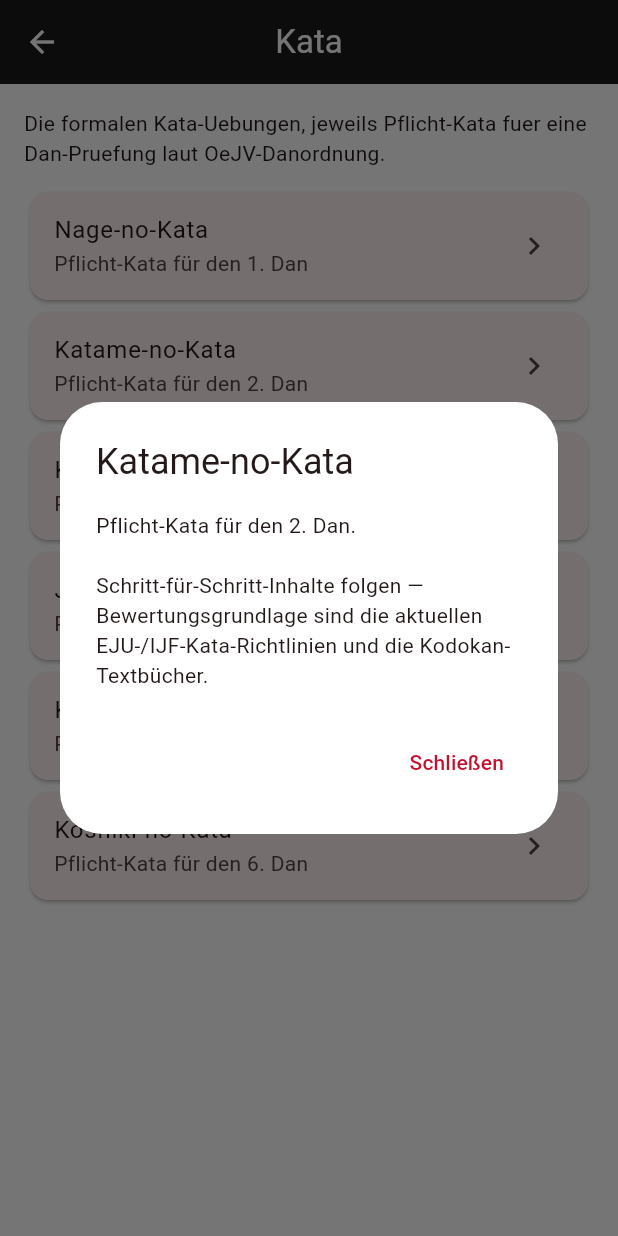
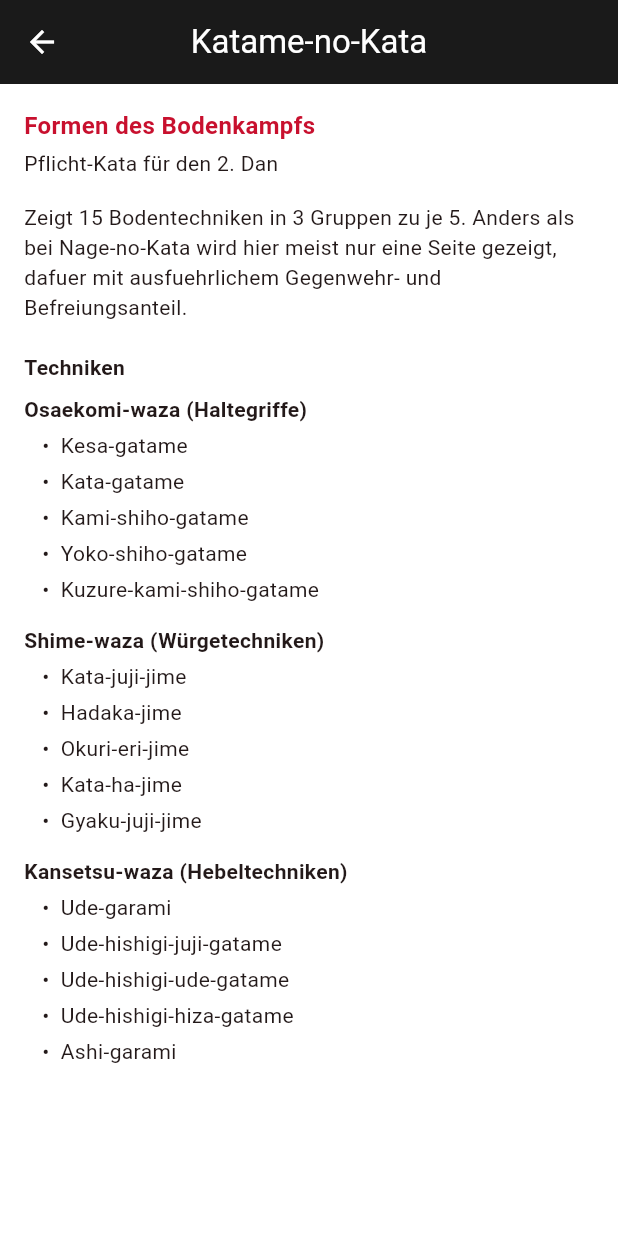
Before and after one commit to emiliosalomon/Judo-App, a Flutter app: the KataScreen screen opened directly, after a tap on "Katame-no-Kata", on a phone screen of 412 x 824 dp. Run offline on Flutter 3.47's test engine with Material 3 defaults, Android fonts, the phone set to English and light mode, and no system bars.

Commit message:
Ground Kata section in real kata structure
Replaces the "Beschreibung folgt" dialog with an actual detail screen
per kata. Nage-no-Kata and Katame-no-Kata get their full technique
lists (15 each, grouped as in the standard Kodokan structure); the
other four kata (Goshin-Jutsu, Ju-no-Kata, Kime-no-Kata, Koshiki-no-
Kata) get purpose, structure and group sizes, clearly marked as
summary-only pending a fuller technique list. All descriptions are
self-written from generally known Kodokan kata structure, not copied
from any federation's material.

Co-Authored-By: Claude Sonnet 5 <noreply@anthropic.com>
Claude-Session: https://claude.ai/code/session_01CyXS9ev5Tbd6ivhFxKuEjM

```diff
--- /dev/null
+++ b/lib/models/kata_info.dart
@@ -0,0 +1,177 @@
+/// Eine Gruppe von Techniken innerhalb einer Kata (z.B. "Te-waza").
+class KataSection {
+  final String title;
+  final List<String> techniques;
+
+  const KataSection({required this.title, this.techniques = const []});
+}
+
+/// Struktur-Informationen zu einer der 6 offiziell anerkannten Kata.
+/// Eigenstaendig formuliert anhand allgemein bekannter Kodokan-Struktur
+/// (kein OeJV-Originaltext).
+class KataInfo {
+  final String name;
+  final String meaning;
+  final String description;
+  final List<KataSection> sections;
+
+  /// Wenn true, ist die Technik-Liste in [sections] nur strukturell
+  /// (Gruppen/Anzahl), keine vollstaendige Aufzaehlung.
+  final bool sectionsAreSummaryOnly;
+
+  const KataInfo({
+    required this.name,
+    required this.meaning,
+    required this.description,
+    this.sections = const [],
+    this.sectionsAreSummaryOnly = false,
+  });
+}
+
+const judoKataInfos = <String, KataInfo>{
+  'Nage-no-Kata': KataInfo(
+    name: 'Nage-no-Kata',
+    meaning: 'Formen des Werfens',
+    description:
+        'Zeigt 15 grundlegende Wurftechniken in 5 Gruppen zu je 3, jede '
+        'Technik einmal nach rechts und einmal nach links. Trainiert '
+        'Kuzushi (Gleichgewichtsbruch), Tsukuri (Eingang) und Kake '
+        '(Ausfuehrung) in Reinform, ohne Wettkampf-Anpassung.',
+    sections: [
+      KataSection(
+        title: 'Te-waza (Handtechniken)',
+        techniques: ['Uki-otoshi', 'Seoi-nage', 'Kata-guruma'],
+      ),
+      KataSection(
+        title: 'Koshi-waza (Hüfttechniken)',
+        techniques: ['Uki-goshi', 'Harai-goshi', 'Tsuri-komi-goshi'],
+      ),
+      KataSection(
+        title: 'Ashi-waza (Beintechniken)',
+        techniques: [
+          'Okuri-ashi-barai',
+          'Sasae-tsuri-komi-ashi',
+          'Uchi-mata',
+        ],
+      ),
+      KataSection(
+        title: 'Ma-sutemi-waza (Opfertechniken rückwärts)',
+        techniques: ['Tomoe-nage', 'Ura-nage', 'Sumi-gaeshi'],
+      ),
+      KataSection(
+        title: 'Yoko-sutemi-waza (Opfertechniken seitwärts)',
+        techniques: ['Yoko-gake', 'Yoko-guruma', 'Uki-waza'],
+      ),
+    ],
+  ),
+  'Katame-no-Kata': KataInfo(
+    name: 'Katame-no-Kata',
+    meaning: 'Formen des Bodenkampfs',
+    description:
+        'Zeigt 15 Bodentechniken in 3 Gruppen zu je 5. Anders als bei '
+        'Nage-no-Kata wird hier meist nur eine Seite gezeigt, dafuer mit '
+        'ausfuehrlichem Gegenwehr- und Befreiungsanteil.',
+    sections: [
+      KataSection(
+        title: 'Osaekomi-waza (Haltegriffe)',
+        techniques: [
+          'Kesa-gatame',
+          'Kata-gatame',
+          'Kami-shiho-gatame',
+          'Yoko-shiho-gatame',
+          'Kuzure-kami-shiho-gatame',
+        ],
+      ),
+      KataSection(
+        title: 'Shime-waza (Würgetechniken)',
+        techniques: [
+          'Kata-juji-jime',
+          'Hadaka-jime',
+          'Okuri-eri-jime',
+          'Kata-ha-jime',
+          'Gyaku-juji-jime',
+        ],
+      ),
+      KataSection(
+        title: 'Kansetsu-waza (Hebeltechniken)',
+        techniques: [
+          'Ude-garami',
+          'Ude-hishigi-juji-gatame',
+          'Ude-hishigi-ude-gatame',
+          'Ude-hishigi-hiza-gatame',
+          'Ashi-garami',
+        ],
+      ),
+    ],
+  ),
+  'Kodokan Goshin-Jutsu': KataInfo(
+    name: 'Kodokan Goshin-Jutsu',
+    meaning: 'Formen der Selbstverteidigung',
+    description:
+        '1956 vom Kodokan als moderne Selbstverteidigungs-Kata '
+        'zusammengestellt: 21 Techniken gegen unbewaffnete und bewaffnete '
+        'Angriffe. Anders als die aelteren Kata bezieht sie explizit Angriffe '
+        'mit Messer (Tanto), Stock (Jo) und Pistole (Kenju) ein.',
+    sectionsAreSummaryOnly: true,
+    sections: [
+      KataSection(
+        title: 'Kumitsuki (Angriffe im Griff, 5 Techniken)',
+      ),
+      KataSection(
+        title: 'Hanarete (Angriffe auf Abstand, 7 Techniken)',
+      ),
+      KataSection(
+        title: 'Tanto-Dori (Verteidigung gegen Messer, 3 Techniken)',
+      ),
+      KataSection(
+        title: 'Jo-Dori (Verteidigung gegen Stock, 3 Techniken)',
+      ),
+      KataSection(
+        title: 'Kenju-Dori (Verteidigung gegen Pistole, 3 Techniken)',
+      ),
+    ],
+  ),
+  'Ju-no-Kata': KataInfo(
+    name: 'Ju-no-Kata',
+    meaning: 'Formen der Sanftheit',
+    description:
+        'Zeigt 15 Bewegungsprinzipien in 3 Gruppen zu je 5, ohne Faelle oder '
+        'harte Wuerfe — Tori fuehrt und leitet die Kraft von Uke, statt sie '
+        'zu brechen. Urspruenglich fuer Judoka konzipiert, die keine '
+        'Fallschule (mehr) ueben koennen/sollen.',
+    sectionsAreSummaryOnly: true,
+    sections: [
+      KataSection(title: '1. Gruppe (Ikkyo, 5 Formen)'),
+      KataSection(title: '2. Gruppe (Nikyo, 5 Formen)'),
+      KataSection(title: '3. Gruppe (Sankyo, 5 Formen)'),
+    ],
+  ),
+  'Kime-no-Kata': KataInfo(
+    name: 'Kime-no-Kata',
+    meaning: 'Formen der Entscheidung',
+    description:
+        'Selbstverteidigungs-Kata gegen ernsthafte Angriffe, in zwei Teilen: '
+        'kniend (Idori) und stehend (Tachiai). Historisch aeltere und '
+        'haertere Kata als Goshin-Jutsu, mit Schlag-, Stoss- und '
+        'Waffenangriffen.',
+    sectionsAreSummaryOnly: true,
+    sections: [
+      KataSection(title: 'Idori (kniend, 8 Formen)'),
+      KataSection(title: 'Tachiai (stehend, 12 Formen)'),
+    ],
+  ),
+  'Koshiki-no-Kata': KataInfo(
+    name: 'Koshiki-no-Kata',
+    meaning: 'Alte Formen',
+    description:
+        'Die aelteste im Judo erhaltene Kata, aus der Kito-Ryu-Jujutsu-'
+        'Tradition uebernommen und von Jigoro Kano bewahrt. Simuliert '
+        'Kampf in Ruestung — daher die ungewoehnlich langsamen, '
+        'kontrollierten Bewegungen ohne die uebliche Kuzushi-Dynamik.',
+    sectionsAreSummaryOnly: true,
+    sections: [
+      KataSection(title: 'Omote (14 Formen)'),
+      KataSection(title: 'Ura (7 Formen)'),
+    ],
+  ),
+};
--- /dev/null
+++ b/lib/screens/kata_detail_screen.dart
@@ -0,0 +1,68 @@
+import 'package:flutter/material.dart';
+import '../models/kata_info.dart';
+import '../theme/judo_theme.dart';
+
+class KataDetailScreen extends StatelessWidget {
+  final KataInfo info;
+  final String requiredForGrade;
+
+  const KataDetailScreen({
+    super.key,
+    required this.info,
+    required this.requiredForGrade,
+  });
+
+  @override
+  Widget build(BuildContext context) {
+    return Scaffold(
+      appBar: AppBar(title: Text(info.name)),
+      body: ListView(
+        padding: const EdgeInsets.all(16),
+        children: [
+          Text(
+            info.meaning,
+            style: const TextStyle(
+              fontWeight: FontWeight.bold,
+              color: JudoColors.red,
+              fontSize: 16,
+            ),
+          ),
+          const SizedBox(height: 4),
+          Text('Pflicht-Kata für den $requiredForGrade'),
+          const SizedBox(height: 16),
+          Text(info.description),
+          const SizedBox(height: 20),
+          if (info.sectionsAreSummaryOnly)
+            const Text(
+              'Struktur (ausführliche Technik-Liste folgt):',
+              style: TextStyle(fontWeight: FontWeight.bold),
+            )
+          else
+            const Text(
+              'Techniken',
+              style: TextStyle(fontWeight: FontWeight.bold),
+            ),
+          const SizedBox(height: 8),
+          for (final section in info.sections)
+            Padding(
+              padding: const EdgeInsets.only(bottom: 14),
+              child: Column(
+                crossAxisAlignment: CrossAxisAlignment.start,
+                children: [
+                  Text(
+                    section.title,
+                    style: const TextStyle(fontWeight: FontWeight.w600),
+                  ),
+                  for (final technique in section.techniques)
+                    Padding(
+                      padding: const EdgeInsets.fromLTRB(12, 4, 0, 0),
+                      child: Text('•  $technique'),
+                    ),
+                ],
+              ),
+            ),
+        ],
+      ),
+    );
+  }
+}
--- a/lib/screens/kata_screen.dart
+++ b/lib/screens/kata_screen.dart
@@ -1,6 +1,7 @@
 import 'package:flutter/material.dart';
 import '../data/dan_grades_data.dart';
-import '../theme/judo_theme.dart';
+import '../models/kata_info.dart';
+import 'kata_detail_screen.dart';
 
 /// Die 6 offiziell von OeJV/IJF/Kodokan anerkannten Kata, zugeordnet zu dem
 /// Dan-Grad, fuer den sie laut Danordnung Pflicht-Kata sind.
@@ -27,32 +28,22 @@ class KataScreen extends StatelessWidget {
                 title: Text(grade.kata!),
                 subtitle: Text('Pflicht-Kata für den ${grade.title}'),
                 trailing: const Icon(Icons.chevron_right),
-                onTap: () => _showKataInfo(context, grade.kata!, grade.title),
+                onTap: () {
+                  final info = judoKataInfos[grade.kata];
+                  if (info == null) return;
+                  Navigator.of(context).push(
+                    MaterialPageRoute(
+                      builder: (_) => KataDetailScreen(
+                        info: info,
+                        requiredForGrade: grade.title,
+                      ),
+                    ),
+                  );
+                },
               ),
             ),
         ],
       ),
     );
   }
-
-  void _showKataInfo(BuildContext context, String kata, String danTitle) {
-    showDialog<void>(
-      context: context,
-      builder: (context) => AlertDialog(
-        title: Text(kata),
-        content: Text(
-          'Pflicht-Kata für den $danTitle.\n\nSchritt-für-Schritt-Inhalte '
-          'folgen — Bewertungsgrundlage sind die aktuellen EJU-/IJF-'
-          'Kata-Richtlinien und die Kodokan-Textbücher.',
-        ),
-        backgroundColor: JudoColors.white,
-        actions: [
-          TextButton(
-            onPressed: () => Navigator.of(context).pop(),
-            child: const Text('Schließen'),
-          ),
-        ],
-      ),
-    );
-  }
 }
```
Also changed, not shown: 1 other file.
